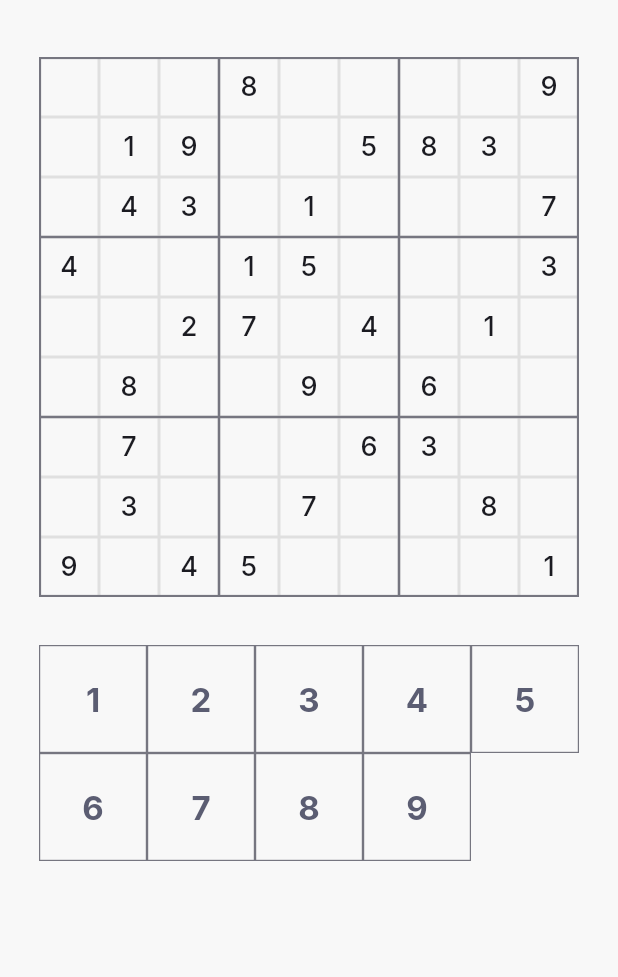
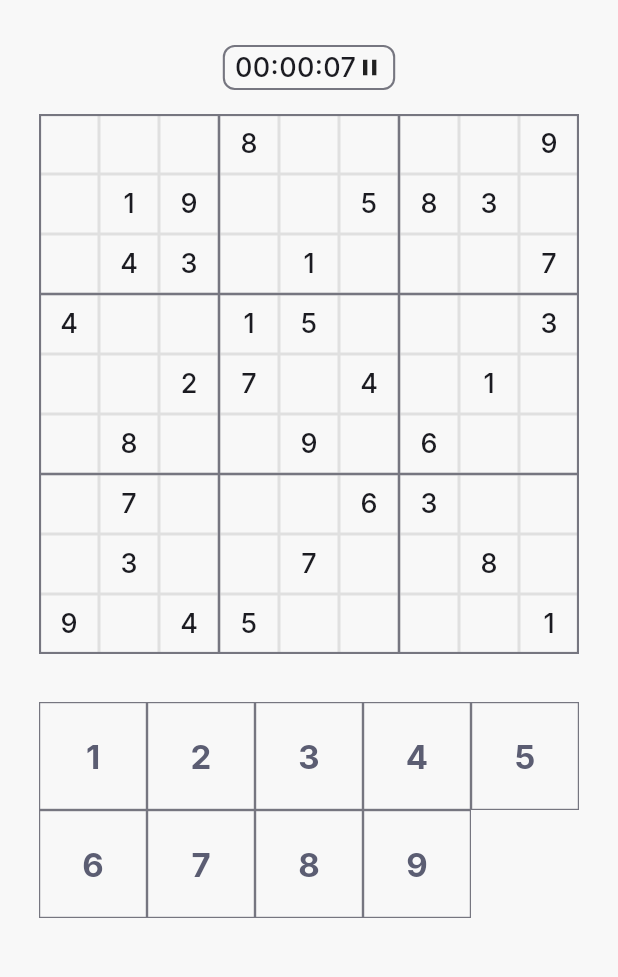
Before and after one commit to thecodexhub/sudoku, a Flutter app: the screen it shows after launch, on a phone screen of 412 x 824 dp, the part 63-1040 px from its top. Run offline on Flutter 3.47's test engine with Material 3 defaults, Android fonts, the light colour scheme and no system bars; our stand-ins replace bloc, equatable, flutter_bloc, gap, google_fonts; generated files the repository leaves out were written again.

Commit message:
feat: add sudoku timer, pause-resume functionality

```diff
--- a/lib/app/view/app.dart
+++ b/lib/app/view/app.dart
@@ -11,7 +11,6 @@ class App extends StatelessWidget {
     return MaterialApp(
       theme: SudokuTheme.light,
       darkTheme: SudokuTheme.dark,
-      themeMode: ThemeMode.light,
       localizationsDelegates: AppLocalizations.localizationsDelegates,
       supportedLocales: AppLocalizations.supportedLocales,
       home: const SudokuPage(),
--- a/lib/sudoku/view/sudoku_page.dart
+++ b/lib/sudoku/view/sudoku_page.dart
@@ -4,9 +4,14 @@ import 'package:sudoku/l10n/l10n.dart';
 import 'package:sudoku/layout/layout.dart';
 import 'package:sudoku/models/models.dart';
 import 'package:sudoku/sudoku/sudoku.dart';
+import 'package:sudoku/timer/timer.dart';
 import 'package:sudoku/typography/typography.dart';
 
+/// {@template sudoku_page}
+/// The root page of the Sudoku UI.
+/// {@endtemplate}
 class SudokuPage extends StatelessWidget {
+  /// {@macro sudoku_page}
   const SudokuPage({super.key});
 
   static const _generated = [
@@ -35,16 +40,29 @@ class SudokuPage extends StatelessWidget {
 
   @override
   Widget build(BuildContext context) {
-    return BlocProvider<SudokuBloc>(
+    return MultiBlocProvider(
+      providers: [
+        BlocProvider<SudokuBloc>(
           create: (context) => SudokuBloc(
             sudoku: Sudoku.fromRawData(_generated, _answer),
           ),
+        ),
+        BlocProvider<TimerBloc>(
+          create: (context) => TimerBloc(
+            ticker: const Ticker(),
+          )..add(const TimerStarted()),
+        ),
+      ],
       child: const SudokuView(),
     );
   }
 }
 
+/// {@template sudoku_view}
+/// Displays the content for the [SudokuPage].
+/// {@endtemplate}
 class SudokuView extends StatelessWidget {
+  /// {@macro sudoku_view}
   const SudokuView({super.key});
 
   @override
@@ -61,9 +79,11 @@ class SudokuView extends StatelessWidget {
         body: SingleChildScrollView(
           child: Column(
             children: [
-              const ResponsiveGap(
-                large: 246,
+              const ResponsiveGap(large: 246),
+              const Center(
+                child: SudokuTimer(),
               ),
+              const ResponsiveGap(large: 96),
               Row(
                 mainAxisAlignment: MainAxisAlignment.center,
                 children: [
@@ -76,23 +96,17 @@ class SudokuView extends StatelessWidget {
                       ),
                     ),
                   ),
-                  const SizedBox(
-                    width: 60,
-                  ),
+                  const SizedBox(width: 60),
                   const SudokuBoardView(
                     layoutSize: ResponsiveLayoutSize.large,
                   ),
-                  const SizedBox(
-                    width: 96,
-                  ),
+                  const SizedBox(width: 96),
                   SudokuInput(
                     sudokuDimension: sudoku.getDimesion(),
                   ),
                 ],
               ),
-              const ResponsiveGap(
-                large: 246,
-              ),
+              const ResponsiveGap(large: 246),
             ],
           ),
         ),
@@ -103,25 +117,20 @@ class SudokuView extends StatelessWidget {
             title: Text(l10n.sudokuAppBarTitle),
           ),
           body: SingleChildScrollView(
+            child: SizedBox(
+              width: double.maxFinite,
               child: Column(
                 children: [
-                const ResponsiveGap(
-                  small: 24,
-                  medium: 32,
-                ),
-                Center(
-                  child: SudokuBoardView(layoutSize: layoutSize),
-                ),
-                const ResponsiveGap(
-                  small: 32,
-                  medium: 56,
-                ),
-                Center(
-                  child: SudokuInput(
+                  const ResponsiveGap(small: 16, medium: 24),
+                  const SudokuTimer(),
+                  const ResponsiveGap(small: 16, medium: 24),
+                  SudokuBoardView(layoutSize: layoutSize),
+                  const ResponsiveGap(small: 32, medium: 56),
+                  SudokuInput(
                     sudokuDimension: sudoku.getDimesion(),
                   ),
+                ],
               ),
-              ],
             ),
           ),
         );
--- a/lib/sudoku/widgets/sudoku_board.dart
+++ b/lib/sudoku/widgets/sudoku_board.dart
@@ -1,11 +1,16 @@
 import 'dart:math';
 
 import 'package:flutter/material.dart';
+import 'package:flutter_bloc/flutter_bloc.dart';
 import 'package:sudoku/layout/layout.dart';
 import 'package:sudoku/sudoku/sudoku.dart';
+import 'package:sudoku/timer/timer.dart';
 
 /// {@template sudoku_board}
 /// Displays the Sudoku board in a [Stack] containing [blocks].
+///
+/// When the timer is paused, it shows a paused icon, and not
+/// the [blocks] and its values.
 /// {@endtemplate}
 class SudokuBoard extends StatelessWidget {
   /// {@macro sudoku_board}
@@ -16,6 +21,10 @@ class SudokuBoard extends StatelessWidget {
 
   @override
   Widget build(BuildContext context) {
+    final isTimerPaused = context.select(
+      (TimerBloc bloc) => !bloc.state.isRunning,
+    );
+
     return ResponsiveLayoutBuilder(
       small: (_, child) => SizedBox.square(
         key: const Key('sudoku_board_small'),
@@ -46,7 +55,7 @@ class SudokuBoard extends StatelessWidget {
         final subGridSize = subGridDimension * blockSize;
         return Stack(
           children: [
-            ...blocks,
+            if (!isTimerPaused) ...blocks,
             IgnorePointer(
               child: SudokuBoardDivider(
                 dimension: boardSize,
@@ -64,6 +73,16 @@ class SudokuBoard extends StatelessWidget {
                   ),
                 ),
               ),
+            if (isTimerPaused)
+              Center(
+                child: FloatingActionButton.extended(
+                  onPressed: () => context.read<TimerBloc>().add(
+                        const TimerResumed(),
+                      ),
+                  label: const Text('Resume the puzzle'),
+                  icon: const Icon(Icons.play_arrow),
+                ),
+              ),
           ],
         );
       },
--- /dev/null
+++ b/lib/sudoku/widgets/sudoku_timer.dart
@@ -0,0 +1,73 @@
+import 'package:flutter/material.dart';
+import 'package:flutter_bloc/flutter_bloc.dart';
+import 'package:sudoku/layout/layout.dart';
+import 'package:sudoku/timer/timer.dart';
+import 'package:sudoku/typography/typography.dart';
+
+class SudokuTimer extends StatelessWidget {
+  const SudokuTimer({super.key});
+
+  @override
+  Widget build(BuildContext context) {
+    final theme = Theme.of(context);
+
+    return BlocBuilder<TimerBloc, TimerState>(
+      builder: (context, state) {
+        final hour = state.secondsElapsed ~/ 3600;
+        final minute = (state.secondsElapsed - (hour * 3600)) ~/ 60;
+        final seconds = state.secondsElapsed - (hour * 3600) - (minute * 60);
+
+        final hourString = hour.toString().padLeft(2, '0');
+        final minuteString = minute.toString().padLeft(2, '0');
+        final secondsString = seconds.toString().padLeft(2, '0');
+
+        return ResponsiveLayoutBuilder(
+          small: (_, child) => child!,
+          medium: (_, child) => child!,
+          large: (_, child) => child!,
+          child: (layoutSize) {
+            final timerTextStyle = switch (layoutSize) {
+              ResponsiveLayoutSize.large => SudokuTextStyle.bodyText1,
+              _ => SudokuTextStyle.bodyText1,
+            };
+
+            return GestureDetector(
+              onTap: () => state.isRunning
+                  ? context.read<TimerBloc>().add(const TimerStopped())
+                  : context.read<TimerBloc>().add(const TimerResumed()),
+              child: DecoratedBox(
+                decoration: BoxDecoration(
+                  border: Border.all(
+                    color: theme.dividerColor,
+                    width: 1.4,
+                  ),
+                  borderRadius: BorderRadius.circular(8),
+                ),
+                child: Padding(
+                  padding: const EdgeInsets.symmetric(
+                    horizontal: 8,
+                    vertical: 2,
+                  ),
+                  child: Row(
+                    mainAxisAlignment: MainAxisAlignment.center,
+                    mainAxisSize: MainAxisSize.min,
+                    children: [
+                      Text(
+                        '$hourString:$minuteString:$secondsString',
+                        style: timerTextStyle,
+                      ),
+                      Icon(
+                        state.isRunning ? Icons.pause : Icons.play_arrow,
+                        size: timerTextStyle.fontSize,
+                      ),
+                    ],
+                  ),
+                ),
+              ),
+            );
+          },
+        );
+      },
+    );
+  }
+}
--- a/lib/sudoku/widgets/widgets.dart
+++ b/lib/sudoku/widgets/widgets.dart
@@ -2,3 +2,4 @@ export 'sudoku_block.dart';
 export 'sudoku_board.dart';
 export 'sudoku_board_divider.dart';
 export 'sudoku_input.dart';
+export 'sudoku_timer.dart';
--- a/lib/timer/bloc/timer_bloc.dart
+++ b/lib/timer/bloc/timer_bloc.dart
@@ -14,6 +14,7 @@ class TimerBloc extends Bloc<TimerEvent, TimerState> {
     on<TimerStarted>(_onTimerStarted);
     on<TimerTicked>(_onTimerTicked);
     on<TimerStopped>(_onTimerStopped);
+    on<TimerResumed>(_onTimerResumed);
     on<TimerReset>(_onTimerReset);
   }
 
@@ -44,6 +45,11 @@ class TimerBloc extends Bloc<TimerEvent, TimerState> {
     emit(state.copyWith(isRunning: false));
   }
 
+  void _onTimerResumed(TimerResumed event, Emitter<TimerState> emit) {
+    _tickerSubscription?.resume();
+    emit(state.copyWith(isRunning: true));
+  }
+
   void _onTimerReset(TimerReset event, Emitter<TimerState> emit) {
     _tickerSubscription?.cancel();
     emit(state.copyWith(secondsElapsed: 0));
--- a/lib/timer/bloc/timer_event.dart
+++ b/lib/timer/bloc/timer_event.dart
@@ -24,6 +24,10 @@ final class TimerStopped extends TimerEvent {
   const TimerStopped();
 }
 
+final class TimerResumed extends TimerEvent {
+  const TimerResumed();
+}
+
 final class TimerReset extends TimerEvent {
   const TimerReset();
 }
```
Also changed, not shown: 7 other files. Lines whose indentation alone changed are shown as unchanged.
